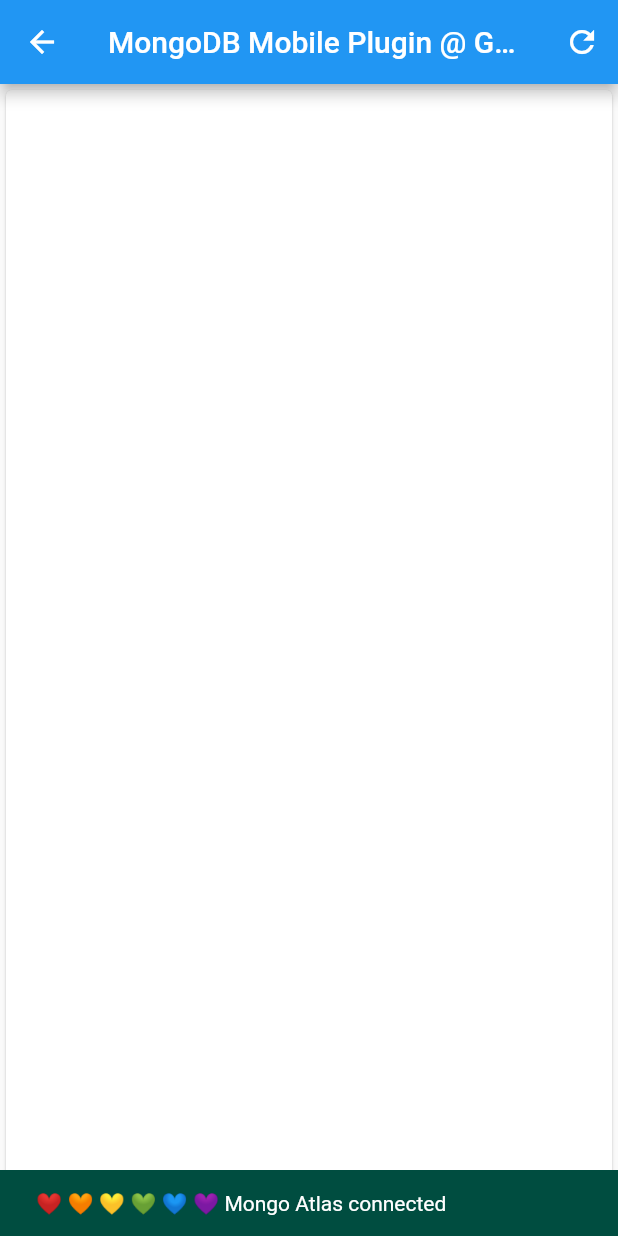
After one commit to malengatiger/flutter-mongdb-mobile, a Flutter app: the GitLink screen opened directly, on a phone screen of 412 x 824 dp. The commit adds this screen. Run offline on Flutter 3.47's test engine with Material 2 defaults, Android fonts, the phone set to English and light mode, and no system bars.

Commit message:
🧩🧩cleaned up ...

```diff
--- /dev/null
+++ b/mongodb_mobile/example/lib/gitlink.dart
@@ -0,0 +1,23 @@
+import 'package:flutter/material.dart';
+
+class GitLink extends StatelessWidget {
+  @override
+  Widget build(BuildContext context) {
+    return Scaffold(
+      appBar: AppBar(
+        title: Text('MongoDB Mobile Plugin @ GitHub'),
+        actions: <Widget>[
+          IconButton(
+            icon: Icon(Icons.refresh),
+            onPressed: () {},
+          ),
+        ],
+      ),
+      body: Card(
+        child: Stack(
+          children: <Widget>[],
+        ),
+      ),
+    );
+  }
+}
--- a/mongodb_mobile/example/pubspec.yaml
+++ b/mongodb_mobile/example/pubspec.yaml
@@ -8,7 +8,6 @@ environment:
 dependencies:
   flutter:
     sdk: flutter
-
 
   cupertino_icons: ^0.1.2
 
--- a/mongodb_mobile/lib/carrier.dart
+++ b/mongodb_mobile/lib/carrier.dart
@@ -17,7 +17,7 @@ import 'package:flutter/cupertino.dart';
  */
 class Carrier {
   String db, collection, id, arrayName, arrayKey;
-  dynamic data, query;
+  dynamic data, query, fields;
 
   Carrier(
       {@required this.db,
@@ -26,6 +26,7 @@ class Carrier {
       this.query,
       this.arrayName,
       this.arrayKey,
+      this.fields,
       this.id});
 
   Map<String, dynamic> toJson() {
@@ -35,6 +36,7 @@ class Carrier {
       'data': data,
       'query': query,
       'id': id,
+      'fields': fields,
       'arrayName': arrayName,
       'arrayKey': arrayKey,
     };
--- a/mongodb_mobile/lib/mongodb_mobile.dart
+++ b/mongodb_mobile/lib/mongodb_mobile.dart
@@ -30,7 +30,7 @@ class MongodbMobile {
   static Future sync(Carrier carrier) async {
     var res = await _channel.invokeMethod('sync', carrier.toJson());
     debugPrint(
-        '\n\n🍎 MongodbMobile: 🍀  sync started?, result: 🧩🧩🧩🧩🧩 id::  $res  🧩🧩🧩🧩');
+        '\n\n🍎 MongodbMobile: 🍀  sync started? 🧩🧩🧩🧩  $res  🧩🧩🧩🧩');
     return res;
   }
 
@@ -59,7 +59,7 @@ class MongodbMobile {
   }
 
   /// replace one document in collection
-  static Future replace(Carrier carrier) async {
+  static Future update(Carrier carrier) async {
     var res = await _channel.invokeMethod('replace', carrier.toJson());
     debugPrint(
         '\n\n🍎 MongodbMobile: 🍀  document replaced, result: 🧩🧩🧩🧩🧩 :  $res  🧩🧩🧩🧩');
```
Also changed, not shown: mongodb_mobile/example/lib/main.dart (+23 -13 lines), 4 other files.
